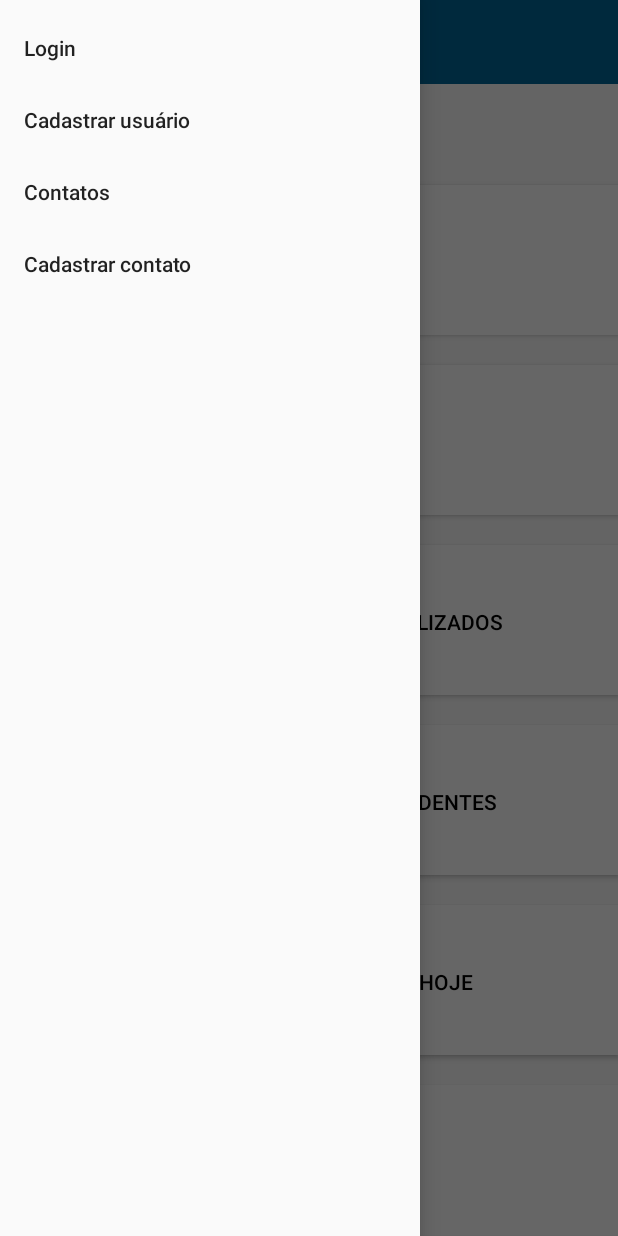
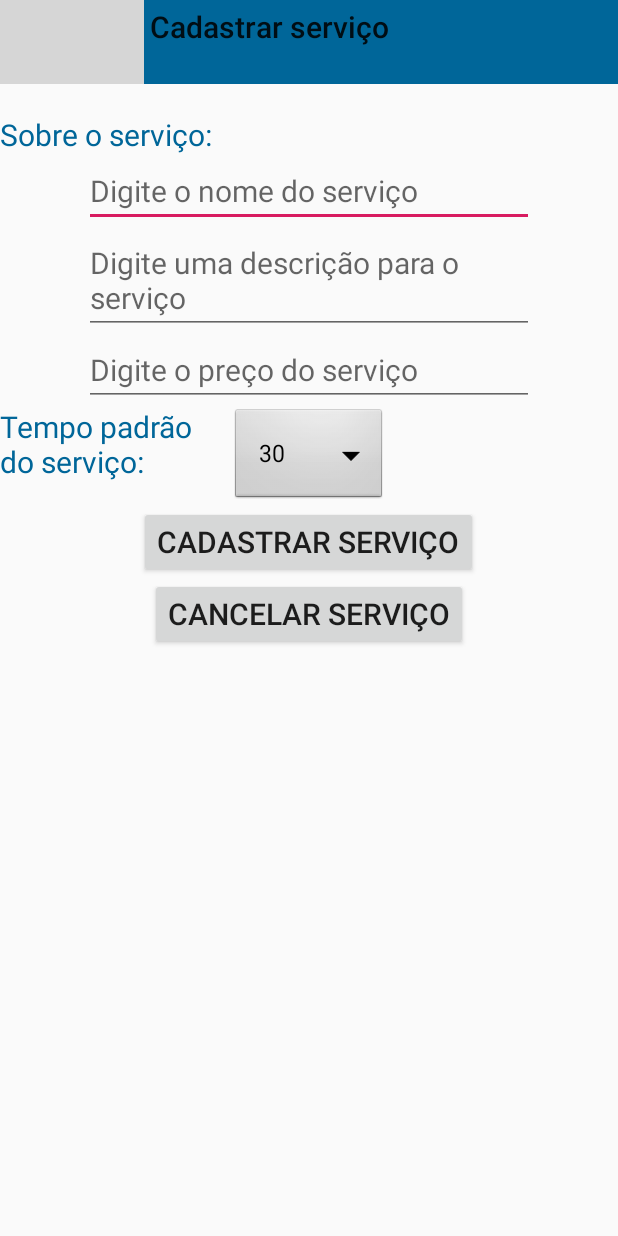
Before and after one commit to gabrielhofman/AppHairNew, an Android app: the screen it shows after launch (DashBoard before the commit, CadastroServico after it), in the side drawer, after a tap on "Contatos", on a phone screen of 412 x 824 dp. Run offline under Robolectric (Android 15) with nearby library versions, the phone set to English and light mode, and no system bars; grey boxes are pictures that could not be loaded.

Commit message:
tentativa spinner

```diff
--- a/app/src/main/java/com/example/apphairnew/Service/ApiService.java
+++ b/app/src/main/java/com/example/apphairnew/Service/ApiService.java
@@ -2,7 +2,9 @@ package com.example.apphairnew.Service;
 
 import com.example.apphairnew.model.LoginModel;
 import com.example.apphairnew.model.ProfModel;
+import com.example.apphairnew.model.ServicoModel;
 import com.example.apphairnew.response.CadProfResponse;
+import com.example.apphairnew.response.CadServicoResponse;
 import com.example.apphairnew.response.CepResponse;
 import com.example.apphairnew.response.LoginResponse;
 
@@ -20,6 +22,9 @@ public interface ApiService {
     @POST("auth/CadastroProf")
     Call<CadProfResponse> CadProf(@Body ProfModel body);
 
+    @POST("auth/CadastroServico")
+    Call<CadServicoResponse> CadServico(@Body ServicoModel body);
+
     @GET("{CEP}/json")
     Call<CepResponse> getCEP(@Path("CEP") String CEP);
 
--- /dev/null
+++ b/app/src/main/java/com/example/apphairnew/model/ServicoModel.java
@@ -0,0 +1,41 @@
+package com.example.apphairnew.model;
+
+public class ServicoModel {
+
+    private String nomeServico;
+    private String tempoServico;
+    private String descServico;
+    private Float precoServico;
+
+    public String getNomeServico() {
+        return nomeServico;
+    }
+
+    public void setNomeServico(String nomeServico) {
+        this.nomeServico = nomeServico;
+    }
+
+    public String getTempoServico() {
+        return tempoServico;
+    }
+
+    public void setTempoServico(String tempoServico) {
+        this.tempoServico = tempoServico;
+    }
+
+    public String getDescServico() {
+        return descServico;
+    }
+
+    public void setDescServico(String descServico) {
+        this.descServico = descServico;
+    }
+
+    public Float getPrecoServico() {
+        return precoServico;
+    }
+
+    public void setPrecoServico(Float precoServico) {
+        this.precoServico = precoServico;
+    }
+}
--- /dev/null
+++ b/app/src/main/java/com/example/apphairnew/response/CadServicoResponse.java
@@ -0,0 +1,23 @@
+package com.example.apphairnew.response;
+
+public class CadServicoResponse {
+
+    private boolean success;
+    private String message;
+
+    public boolean isSuccess() {
+        return success;
+    }
+
+    public void setSuccess(boolean success) {
+        this.success = success;
+    }
+
+    public String getMessage() {
+        return message;
+    }
+
+    public void setMessage(String message) {
+        this.message = message;
+    }
+}
--- /dev/null
+++ b/app/src/main/java/com/example/apphairnew/ui/CadastroServico.java
@@ -0,0 +1,128 @@
+package com.example.apphairnew.ui;
+
+import android.content.Intent;
+import android.support.annotation.NonNull;
+import android.support.design.widget.NavigationView;
+import android.support.v4.widget.DrawerLayout;
+import android.support.v7.app.ActionBar;
+import android.support.v7.app.AppCompatActivity;
+import android.os.Bundle;
+import android.support.v7.widget.Toolbar;
+import android.view.MenuItem;
+import android.view.View;
+import android.widget.ArrayAdapter;
+import android.widget.Button;
+import android.widget.EditText;
+import android.widget.Spinner;
+
+import com.example.apphairnew.R;
+import com.example.apphairnew.Service.ApiService;
+import com.example.apphairnew.model.ServicoModel;
+import com.example.apphairnew.web.ApiControler;
+
+public class CadastroServico extends AppCompatActivity implements View.OnClickListener, NavigationView.OnNavigationItemSelectedListener {
+
+    private EditText campoNomeServico;
+    private EditText campoDescServico;
+    private EditText campoPrecoServico;
+    private Spinner spinnerTempoServico;
+
+
+    private Button botaoCadastro;
+    private Button botaoCancelar;
+
+    private Toolbar toolbar;
+    private ActionBar actionBar;
+    private DrawerLayout drawerLayout;
+    private NavigationView navigationView;
+    private ServicoModel servicoModel;
+
+    private String nomeServico, descServico;
+    private String tempoServico;
+    private float precoServico;
+
+    private ApiService service = ApiControler.CreateController();
+
+
+    @Override
+    protected void onCreate(Bundle savedInstanceState) {
+        super.onCreate(savedInstanceState);
+        setContentView(R.layout.activity_cadastro_servico);
+
+        navigationView = (NavigationView) findViewById(R.id.navigation_view);
+        drawerLayout=(DrawerLayout) findViewById(R.id.drawer_layout);
+
+        //  Toolbar toolbar = (Toolbar) findViewById(R.id.toolbar);
+
+        Toolbar toolbar = (Toolbar) findViewById(R.id.toolbar);
+
+        setSupportActionBar(toolbar);
+
+        navigationView.setNavigationItemSelectedListener(this);
+
+        actionBar = getSupportActionBar();
+
+        actionBar.setDisplayHomeAsUpEnabled(true);
+        actionBar.setHomeAsUpIndicator(R.drawable.ic_menu_white_24dp);
+
+        actionBar.setTitle("Cadastrar serviço");
+
+        campoNomeServico = (EditText) findViewById(R.id.campoNomeServico);
+        campoDescServico = (EditText) findViewById(R.id.campoDescServico);
+        campoPrecoServico = (EditText) findViewById(R.id.campoPrecoServico);
+        spinnerTempoServico = (Spinner) findViewById(R.id.spinnerTempoServico);
+
+        ArrayAdapter<CharSequence> adapter = ArrayAdapter.createFromResource(this,
+                R.array.tempoServicoItens, R.layout.support_simple_spinner_dropdown_item);
+        spinnerTempoServico.setAdapter(adapter);
+
+        Button botaoCadastro = (Button)findViewById(R.id.botaoCadastrarServico);
+        this.botaoCadastro = botaoCadastro;
+        botaoCadastro.setOnClickListener(this);
+
+        Button botaoCancelar = (Button)findViewById(R.id.botaoCancelarServico);
+        this.botaoCancelar = botaoCancelar;
+        botaoCancelar.setOnClickListener(this);
+    }
+
+    @Override
+    public boolean onNavigationItemSelected(@NonNull MenuItem menuItem) {
+        drawerLayout.closeDrawers();
+
+        switch (menuItem.getItemId()){
+            case R.id.login:
+                Intent intent = new Intent(this, Login.class);
+                startActivity(intent);
+                return true;
+
+            case R.id.cadastrar_usuario:
+                Intent intent1 = new Intent(this, CadastroUsuario.class);
+                startActivity(intent1);
+                return true;
+
+            case R.id.novo_contato:
+                Intent intent2 = new Intent(this, NovoContato.class);
+                startActivity(intent2);
+                return true;
+        }
+
+        return false;
+    }
+
+    @Override
+    public void onClick(View v) {
+
+        if (v==botaoCadastro){
+            nomeServico = campoNomeServico.getText().toString();
+            descServico = campoDescServico.getText().toString();
+            precoServico = Float.parseFloat(campoPrecoServico.getText().toString());
+            tempoServico = spinnerTempoServico.getSelectedItem().toString();
+
+            if (nomeServico.isEmpty() || descServico.isEmpty() || tempoServico.isEmpty()){
+
+            }
+
+        }
+
+    }
+}
--- /dev/null
+++ b/app/src/main/res/layout/activity_cadastro_servico.xml
@@ -0,0 +1,135 @@
+<?xml version="1.0" encoding="utf-8"?>
+<android.support.v4.widget.DrawerLayout xmlns:android="http://schemas.android.com/apk/res/android"
+    xmlns:app="http://schemas.android.com/apk/res-auto"
+    xmlns:tools="http://schemas.android.com/tools"
+    android:layout_width="match_parent"
+    android:layout_height="match_parent"
+    tools:context=".ui.CadastroServico"
+    android:id="@+id/drawer_layout"
+    android:orientation="vertical">
+
+    <LinearLayout
+        android:layout_width="match_parent"
+        android:layout_height="match_parent"
+        android:orientation="vertical">
+
+
+        <android.support.v7.widget.Toolbar
+            android:layout_width="match_parent"
+            android:layout_height="?attr/actionBarSize"
+            android:background="@color/colorPrimary"
+            android:theme="@style/Widget.AppCompat.Toolbar"
+            android:id="@+id/toolbar"></android.support.v7.widget.Toolbar>
+
+        <ScrollView
+            android:layout_width="match_parent"
+            android:layout_height="wrap_content">
+            <RelativeLayout
+                android:layout_width="match_parent"
+                android:layout_height="match_parent">
+
+
+                <TextView
+                    android:id="@+id/centralizador"
+                    android:layout_width="50dp"
+                    android:layout_height="20dp"
+                    android:layout_centerHorizontal="true"
+
+                    />
+
+                <TextView
+                    android:id="@+id/labelSobreServico"
+                    android:layout_width="wrap_content"
+                    android:layout_height="wrap_content"
+                    android:hint="Sobre o serviço:"
+                    android:textSize="20dp"
+                    android:textColorHint="@color/colorPrimary"
+                    android:layout_below="@+id/centralizador"/>
+
+
+                <EditText
+                    android:id="@+id/campoNomeServico"
+                    android:layout_width="300dp"
+                    android:layout_height="wrap_content"
+                    android:layout_centerHorizontal="true"
+                    android:hint="Digite o nome do serviço"
+                    android:textSize="20dp"
+                    android:layout_below="@id/labelSobreServico"
+                    />
+
+                <EditText
+                    android:id="@+id/campoDescServico"
+                    android:layout_width="300dp"
+                    android:layout_height="wrap_content"
+                    android:layout_centerHorizontal="true"
+                    android:hint="Digite uma descrição para o serviço"
+                    android:textSize="20dp"
+                    android:layout_below="@id/campoNomeServico"
+                    />
+
+                <EditText
+                    android:id="@+id/campoPrecoServico"
+                    android:layout_width="300dp"
+                    android:layout_height="wrap_content"
+                    android:layout_centerHorizontal="true"
+                    android:hint="Digite o preço do serviço"
+                    android:textSize="20dp"
+                    android:layout_below="@id/campoDescServico"
+                    />
+
+                <TextView
+                    android:id="@+id/labelTempoServico"
+                    android:layout_width="wrap_content"
+                    android:layout_height="wrap_content"
+                    android:hint="Tempo padrão do serviço:"
+                    android:textSize="20dp"
+                    android:textColorHint="@color/colorPrimary"
+                    android:layout_below="@+id/campoPrecoServico"
+                    android:layout_toLeftOf="@id/spinnerTempoServico"
+                    android:layout_centerHorizontal="true"/>
+
+                <Spinner
+                    android:id="@+id/spinnerTempoServico"
+                    android:layout_width="wrap_content"
+                    android:layout_height="wrap_content"
+                    android:background="@android:drawable/btn_dropdown"
+                    android:spinnerMode="dropdown"
+                    android:layout_below="@+id/campoPrecoServico"
+                    android:layout_centerHorizontal="true"/>
+
+                <Button
+                    android:id="@+id/botaoCadastrarServico"
+                    android:layout_width="wrap_content"
+                    android:layout_height="wrap_content"
+                    android:text="Cadastrar serviço"
+                    android:layout_below="@+id/spinnerTempoServico"
+                    android:textSize="20dp"
+                    android:layout_centerHorizontal="true"
+                    />
+
+
+                <Button
+                    android:id="@+id/botaoCancelarServico"
+                    android:layout_width="wrap_content"
+                    android:layout_height="wrap_content"
+                    android:text="Cancelar serviço"
+                    android:layout_below="@+id/botaoCadastrarServico"
+                    android:textSize="20dp"
+                    android:layout_centerHorizontal="true"
+                    />
+
+            </RelativeLayout>
+        </ScrollView>
+
+    </LinearLayout>
+
+    <android.support.design.widget.NavigationView
+        android:layout_width="wrap_content"
+        android:layout_height="match_parent"
+        android:layout_gravity="start"
+        android:id="@+id/navigation_view"
+        app:menu="@menu/menu_lateral"
+        app:headerLayout="@layout/drawer_header">
+    </android.support.design.widget.NavigationView>
+
+</android.support.v4.widget.DrawerLayout>
--- a/app/src/main/res/values/strings.xml
+++ b/app/src/main/res/values/strings.xml
@@ -1,3 +1,11 @@
 <resources>
     <string name="app_name">AppHairNew</string>
+
+    <string-array name="tempoServicoItens">
+        <item>30</item>
+        <item>60</item>
+        <item>90</item>
+        <item>120</item>
+
+    </string-array>
 </resources>
```
Also changed, not shown: app/src/main/AndroidManifest.xml (+6 -3 lines).
